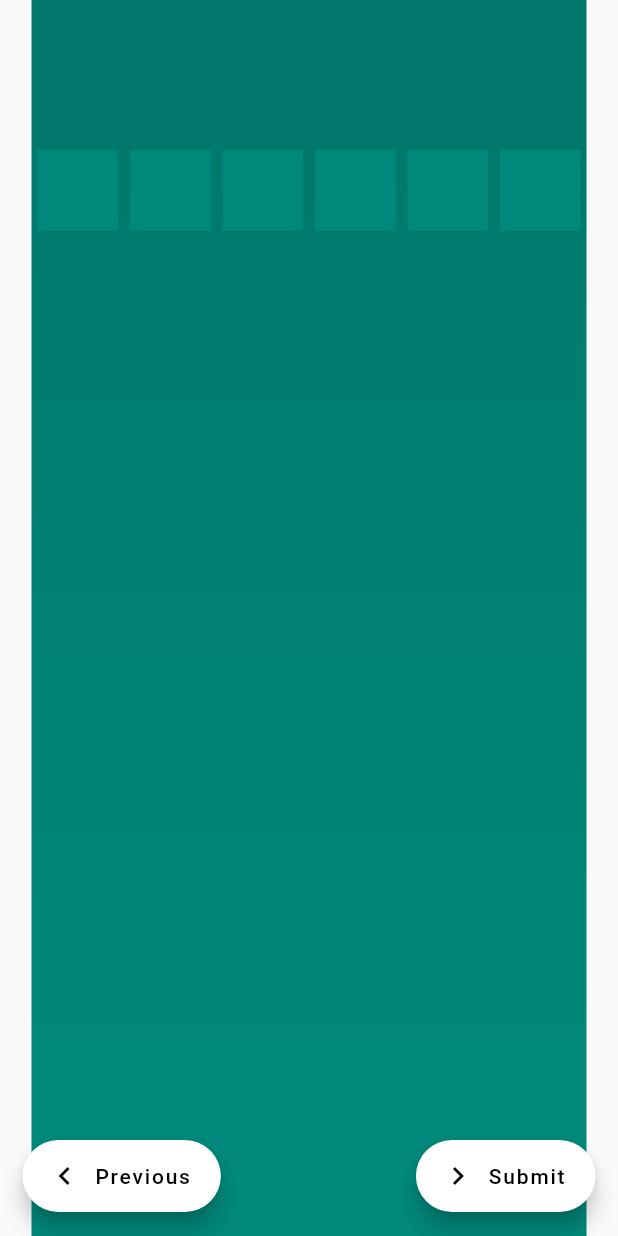
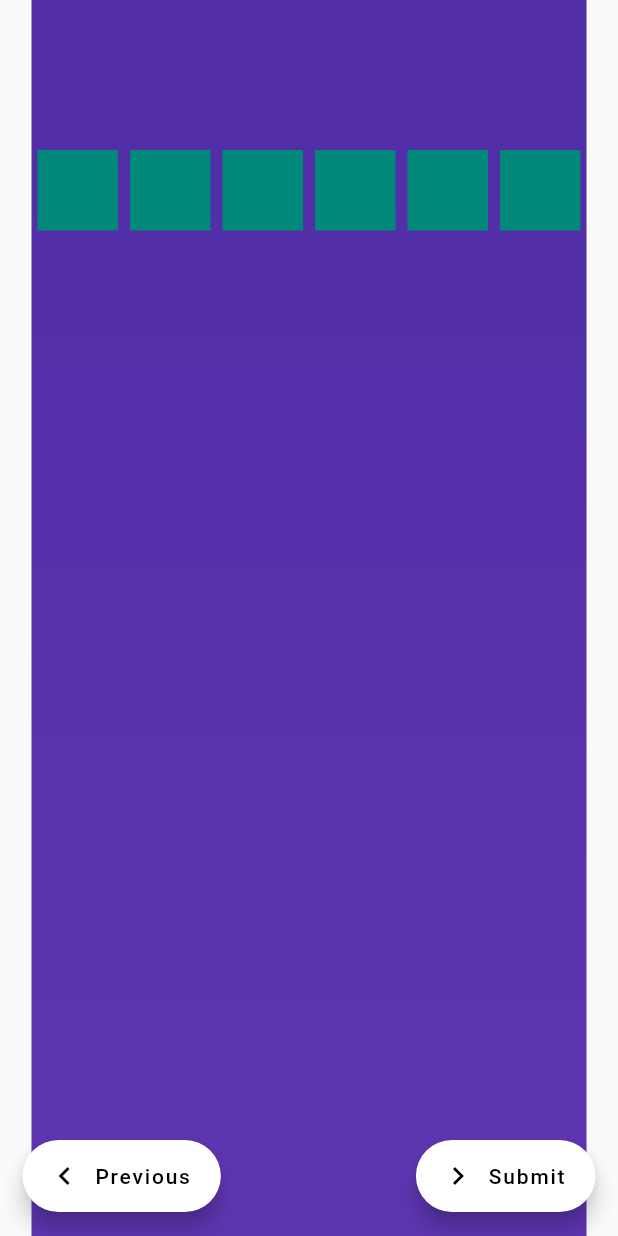
Before and after one commit to sidvenu/EduForte, a Flutter app: the OTPRoute screen opened directly, on a phone screen of 412 x 824 dp. Run offline on Flutter 3.47's test engine with Material 2 defaults, Android fonts, the phone set to English and light mode, and no system bars; drawn by our look-alikes of pin_code_text_field; our stand-ins replace cloud_firestore, firebase_auth, flutter_masked_text, jiffy, progress_dialog, validators; accounts and stored records are empty; network calls fail; statements that could not run were skipped.

Commit message:
First release of EduForte. Change colors in OTP screen.

```diff
--- a/lib/routes/edit_timetable_route.dart
+++ b/lib/routes/edit_timetable_route.dart
@@ -20,7 +20,7 @@ class _EditTimeTableRouteState extends State<EditTimeTableRoute> {
   String date = Jiffy().format(DateHelper.dateFormat);
   List<CourseTiming> courseTimings = List();
   Map<String, dynamic> courseNames = Map();
-  bool saveButtonEnabled = false;
+  bool saveButtonEnabled = true;
 
   CourseTiming newCourseTiming = CourseTiming();
   TextEditingController startTimeController = TextEditingController(),
@@ -276,7 +276,7 @@ class _EditTimeTableRouteState extends State<EditTimeTableRoute> {
           firstDate: DateTime(2000),
           lastDate: DateTime(2050)),
     ).format(DateHelper.dateFormat);
-    saveButtonEnabled = false;
+    saveButtonEnabled = true;
     setState(() {});
     fetchCourseTimingsAndAttendance();
   }
--- a/lib/routes/login_with_phone/otp_route.dart
+++ b/lib/routes/login_with_phone/otp_route.dart
@@ -207,8 +207,8 @@ class _OTPRouteState extends State<OTPRoute> {
               stops: [0.1, 0.9],
               colors: [
                 // Colors are easy thanks to Flutter's Colors class.
-                Colors.teal[700],
-                Colors.teal[600],
+                Colors.deepPurple[700],
+                Colors.deepPurple[600],
               ],
             ),
           ),
```
Also changed, not shown: 2 other files.
